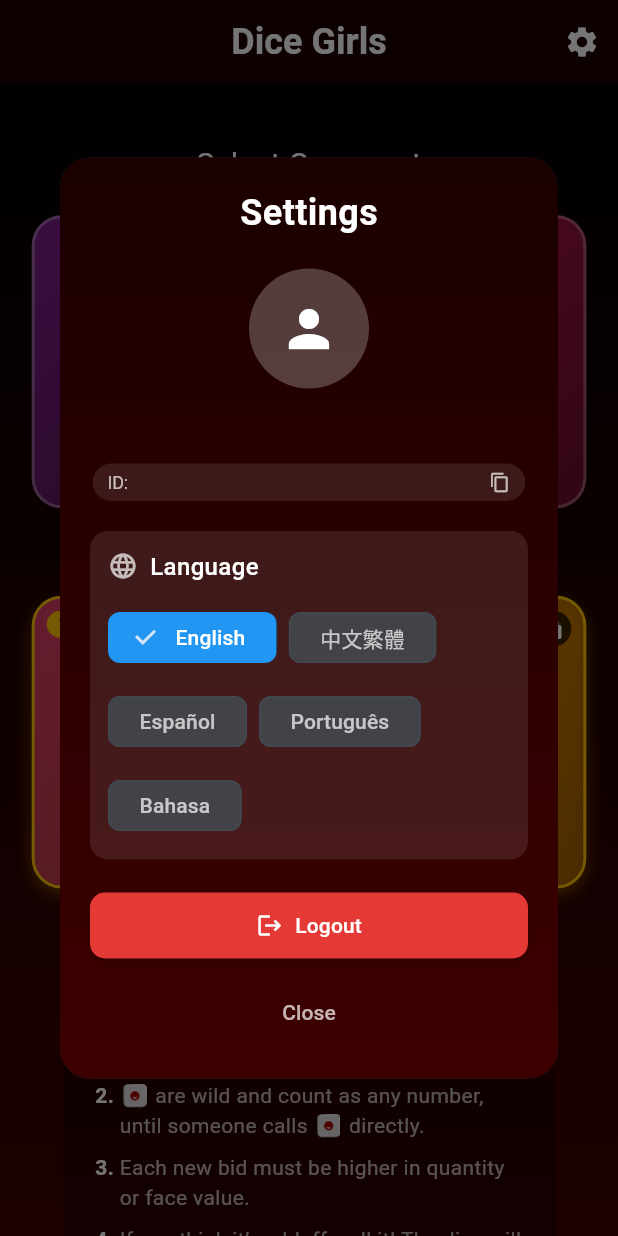
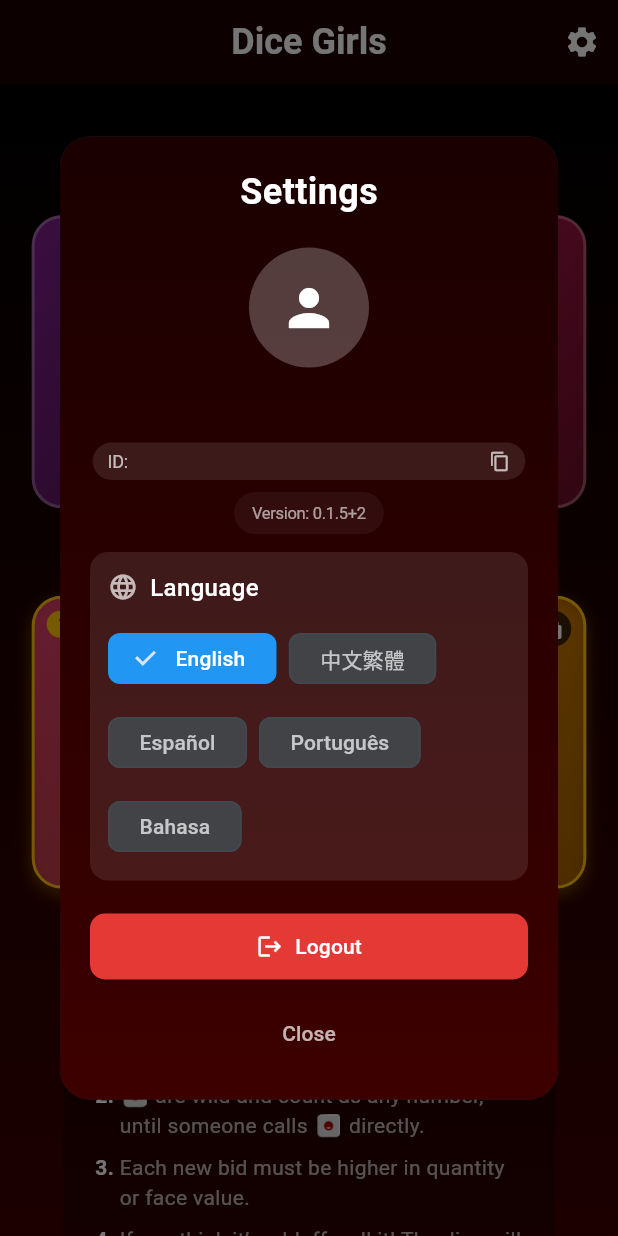
Before and after one commit to Goople95/face_battle, a Flutter app: the screen it shows once a user with an empty profile is signed in, after a tap on the "settings" icon, on a phone screen of 412 x 824 dp. Run offline on Flutter 3.47's test engine with Material 3 defaults, Android fonts, the phone set to English and light mode, and no system bars; our stand-ins replace cloud_firestore, device_info_plus, firebase_auth, firebase_core, flutter_screenutil, google_mobile_ads and 7 more; missing offline and left inert: flutter_facebook_auth; accounts and stored records are empty.

Commit message:
feat: 添加版本号显示和Facebook登录
- 在设置界面用户ID下方添加版本号显示
- 为所有语言添加了"version"翻译key
- 启用Facebook登录按钮（之前被注释）
- 使用PackageInfo获取实际应用版本信息

🤖 Generated with Claude Code

Co-Authored-By: Claude <noreply@anthropic.com>

```diff
--- a/lib/l10n/app_en.arb
+++ b/lib/l10n/app_en.arb
@@ -669,6 +669,11 @@
   "watchAdUnlock": "Watch Ad",
   "drunkAndWon": "{name} passed out, you won!",
   "copiedToClipboard": "Copied to clipboard",
+
+  "@version": {
+    "description": "Version label"
+  },
+  "version": "Version",
   "pleaseWaitThinking": "{name} is thinking...",
   "pleaseBid": "Make your bid",
   "showDice": "Call the bluff!",
--- a/lib/l10n/app_es.arb
+++ b/lib/l10n/app_es.arb
@@ -187,6 +187,7 @@
   "intimacyLevelShort": "Nv.{level}",
   "drunkAndWon": "{name} se desmayó, ¡ganaste!",
   "copiedToClipboard": "Copiado al portapapeles",
+  "version": "Versión",
   "adWatchedSober": "✨ ¡Anuncio visto, completamente sobrio!",
   "usedSoberPotion": "¡Usaste poción de sobriedad, despejaste 2 bebidas!",
   "aiSoberedUp": "✨ ¡{name} se desembriagó, continúa el juego!",
--- a/lib/l10n/app_id.arb
+++ b/lib/l10n/app_id.arb
@@ -235,6 +235,7 @@
   "intimacyLevelShort": "Lv.{level}",
   "drunkAndWon": "{name} pingsan, Anda menang!",
   "copiedToClipboard": "Disalin ke papan klip",
+  "version": "Versi",
 
   "aiBidFormat": "{quantity} angka {value}",
   "defaultChallenge": "Saya tidak percaya",
--- a/lib/l10n/app_pt.arb
+++ b/lib/l10n/app_pt.arb
@@ -235,6 +235,7 @@
   "intimacyLevelShort": "Nv.{level}",
   "drunkAndWon": "{name} desmaiou, você ganhou!",
   "copiedToClipboard": "Copiado para a área de transferência",
+  "version": "Versão",
 
   "aiBidFormat": "{quantity} {value}",
   "defaultChallenge": "Não acredito",
--- a/lib/l10n/app_zh.arb
+++ b/lib/l10n/app_zh.arb
@@ -240,6 +240,7 @@
   "intimacyLevelShort": "Lv.{level}",
   "drunkAndWon": "{name}醉倒了，你贏了！",
   "copiedToClipboard": "已複製到剪貼板",
+  "version": "版本",
 
   "nightFall": "🌙 夜深了...",
   "aiGotDrunk": "{name} 醉了",
--- a/lib/l10n/app_zh_TW.arb
+++ b/lib/l10n/app_zh_TW.arb
@@ -240,6 +240,7 @@
   "intimacyLevelShort": "Lv.{level}",
   "drunkAndWon": "{name}醉倒了，你贏了！",
   "copiedToClipboard": "已複製到剪貼板",
+  "version": "版本",
 
   "nightFall": "🌙 夜深了...",
   "aiGotDrunk": "{name} 醉了",
--- a/lib/screens/home_screen.dart
+++ b/lib/screens/home_screen.dart
@@ -4,6 +4,7 @@ import 'package:flutter/services.dart';
 import 'package:provider/provider.dart';
 import 'package:shared_preferences/shared_preferences.dart';
 import 'package:flutter_screenutil/flutter_screenutil.dart';
+import 'package:package_info_plus/package_info_plus.dart';
 import 'dart:async';
 import 'game_screen.dart';
 import '../models/ai_personality.dart';
@@ -38,6 +39,7 @@ class _HomeScreenState extends State<HomeScreen> with WidgetsBindingObserver {
   GameProgressData? _gameProgress;
   DrinkingState? _drinkingState;
   Timer? _soberTimer;
+  PackageInfo? _packageInfo;
 
   // 获取当前应用的locale代码
   String _getLocaleCode(BuildContext context) {
@@ -72,10 +74,21 @@ class _HomeScreenState extends State<HomeScreen> with WidgetsBindingObserver {
     _startTimer();
     // 同步语言设置
     _syncLanguageSettings();
+    // 获取版本信息
+    _initPackageInfo();
     // 监听authService变化，更新userService
     WidgetsBinding.instance.addPostFrameCallback((_) {
       _syncUserService();
     });
+  }
+
+  Future<void> _initPackageInfo() async {
+    final info = await PackageInfo.fromPlatform();
+    if (mounted) {
+      setState(() {
+        _packageInfo = info;
+      });
+    }
   }
 
   Future<void> _syncUserService() async {
@@ -1886,7 +1899,26 @@ class _HomeScreenState extends State<HomeScreen> with WidgetsBindingObserver {
                   ],
                 ),
               ),
-              const SizedBox(height: 20),
+              const SizedBox(height: 8),
+
+              // 版本号显示
+              if (_packageInfo != null)
+                Container(
+                  padding: const EdgeInsets.symmetric(horizontal: 12, vertical: 6),
+                  decoration: BoxDecoration(
+                    color: Colors.white.withValues(alpha: 0.05),
+                    borderRadius: BorderRadius.circular(15),
+                  ),
+                  child: Text(
+                    '${AppLocalizations.of(context)!.version}: ${_packageInfo!.version}+${_packageInfo!.buildNumber}',
+                    style: const TextStyle(
+                      fontSize: 11,
+                      color: Colors.white60,
+                      letterSpacing: -0.2,
+                    ),
+                  ),
+                ),
+              const SizedBox(height: 12),
 
               // 统计信息
               if (userService.playerProfile != null) ...[
--- a/lib/screens/login_screen.dart
+++ b/lib/screens/login_screen.dart
@@ -175,10 +175,10 @@ class _LoginScreenState extends State<LoginScreen> with SingleTickerProviderStat
           //     ),
           //   ],
           // ),
-          // const SizedBox(height: 16),
+          const SizedBox(height: 16),
 
-          // // Facebook登录按钮
-          // _buildFacebookSignInButton(authService),
+          // Facebook登录按钮
+          _buildFacebookSignInButton(authService),
 
           const SizedBox(height: 24),
 
```
Also changed, not shown: lib/l10n/generated/app_localizations.dart, lib/l10n/generated/app_localizations_en.dart, lib/l10n/generated/app_localizations_es.dart, lib/l10n/generated/app_localizations_id.dart, lib/l10n/generated/app_localizations_pt.dart, lib/l10n/generated/app_localizations_zh.dart.
